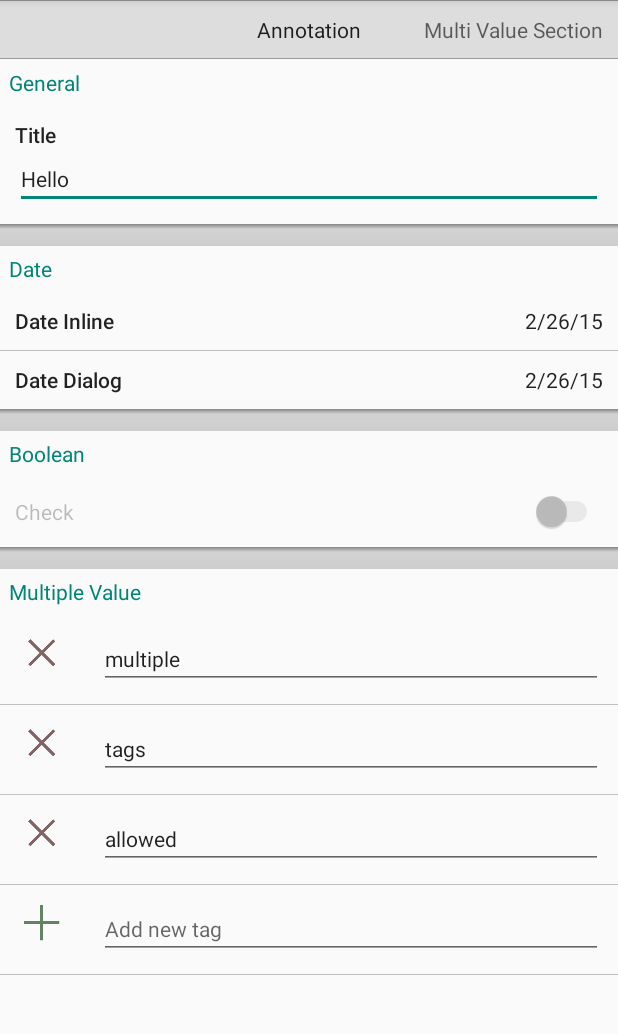
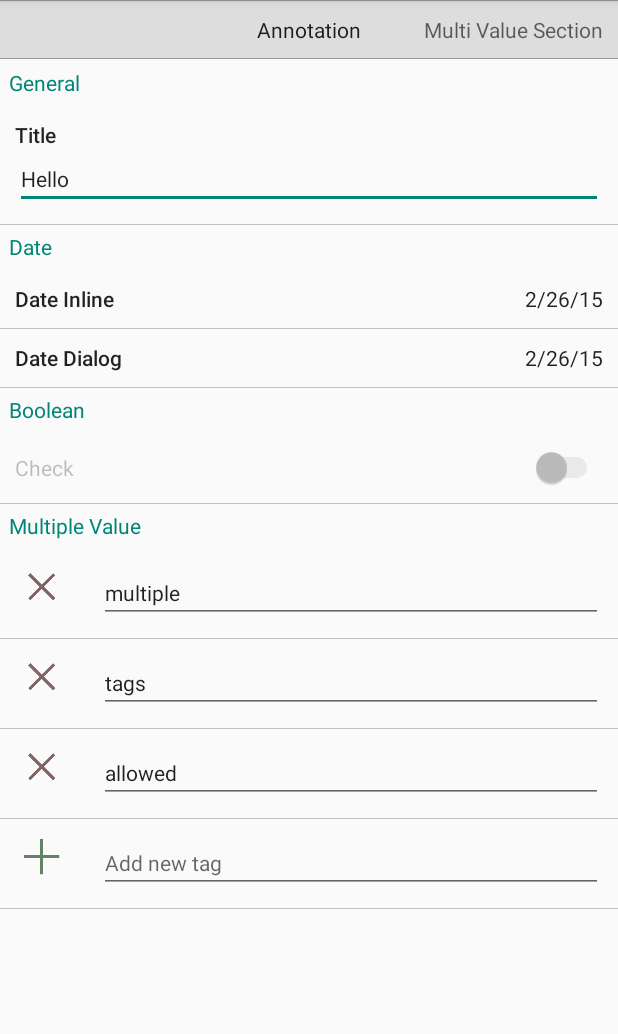
Before and after one commit to quemb/QMBForm, an Android app: the screen it shows after launch (SampleActivity), on a phone screen of 412 x 824 dp, the part 84-1118 px from its top. Run offline under Robolectric (Android 15) with nearby library versions, the phone set to English and light mode, and no system bars; 2 statements that could not run were skipped.

Commit message:
Section Seperator Fix

```diff
--- a/lib/QMBForm/src/main/java/com/quemb/qmbform/view/SeperatorSectionCell.java
+++ b/lib/QMBForm/src/main/java/com/quemb/qmbform/view/SeperatorSectionCell.java
@@ -27,11 +27,6 @@ public class SeperatorSectionCell extends FormBaseCell {
         super.init();
 
         setOrientation(LinearLayout.VERTICAL);
-        setLayoutParams(new LinearLayout.LayoutParams(
-                LayoutParams.MATCH_PARENT,
-                22
-        ));
-        setBackgroundResource(R.drawable.section_seperator_background);
         setClickable(false);
 
     }
@@ -43,7 +38,7 @@ public class SeperatorSectionCell extends FormBaseCell {
 
     @Override
     protected int getResource() {
-        return 0;
+        return R.layout.section_seperator_cell;
     }
 
     @Override
```
Also changed, not shown: lib/QMBForm/src/main/res/layout/section_seperator_cell.xml (added, +8 -0 lines).
